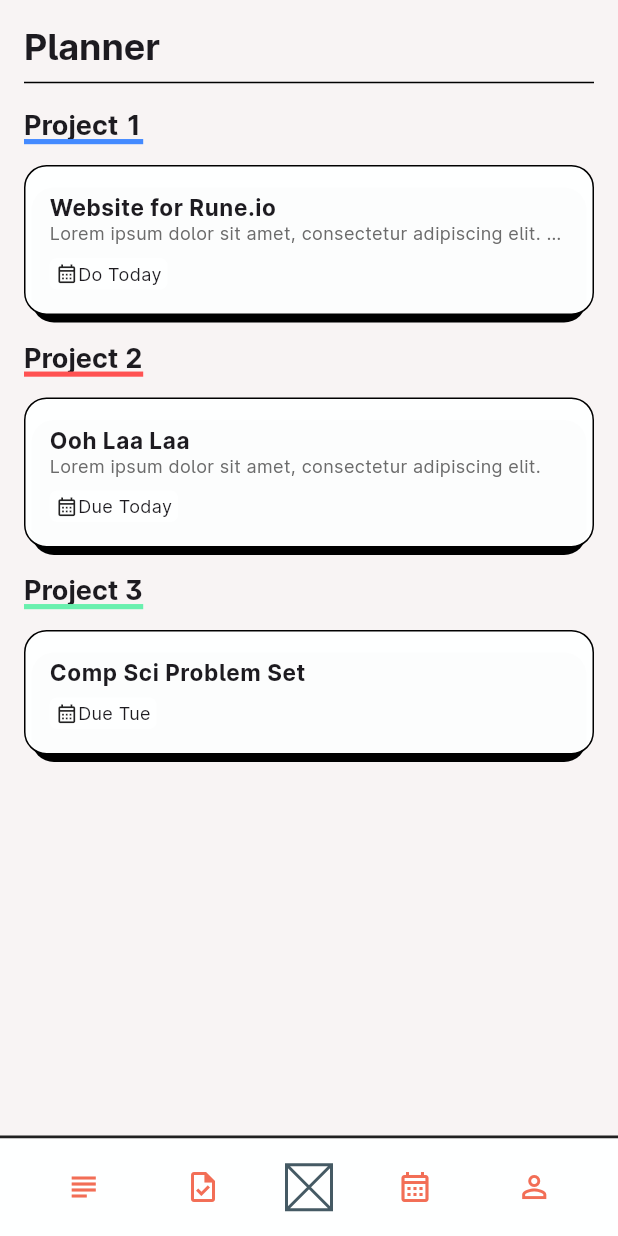
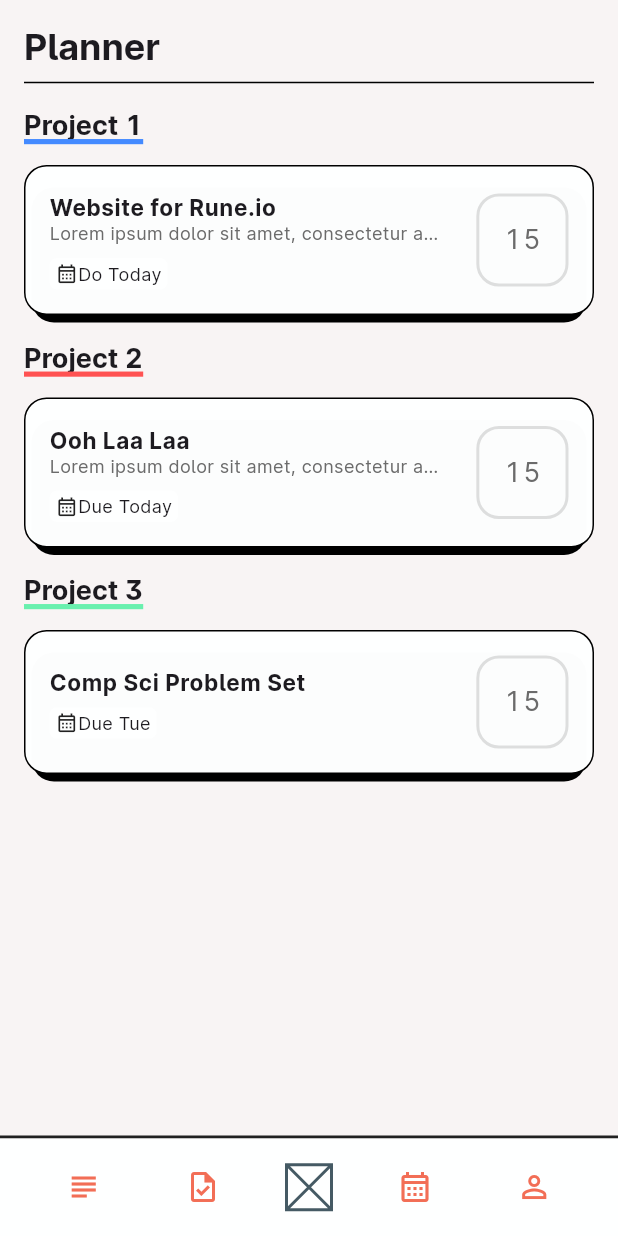
Before and after one commit to Michael-R-Dickinson/todolist, a Flutter app: the PlannerView screen opened directly, on a phone screen of 412 x 824 dp. Run offline on Flutter 3.47's test engine with Material 3 defaults, Android fonts, the phone set to English and light mode, and no system bars; our stand-ins replace flutter_riverpod, percent_indicator, riverpod.

Commit message:
added story point indicator

```diff
--- a/lib/screens/planner_view.dart
+++ b/lib/screens/planner_view.dart
@@ -2,6 +2,7 @@ import 'package:flutter/material.dart';
 import 'package:flutter_riverpod/flutter_riverpod.dart';
 import 'package:todolist/providers/project_provider.dart';
 import 'package:todolist/theme/colors.dart';
+import 'package:todolist/utils.dart';
 import 'package:todolist/widgets/bottom_nav.dart';
 import 'package:todolist/widgets/project_tasks_list.dart';
 
--- a/lib/theme/colors.dart
+++ b/lib/theme/colors.dart
@@ -2,9 +2,11 @@ import 'package:flutter/material.dart';
 
 const Color backgroundColor = Color.fromARGB(255, 248, 244, 244);
 const Color cardColor = Color.fromARGB(253, 254, 255, 255);
+const Color cardElevatedColor = Color.fromARGB(255, 243, 243, 243);
 
 // Text
 const Color textLight = Color.fromARGB(255, 107, 107, 107);
+const Color cardElevatedText = Color.fromARGB(255, 107, 107, 107);
 
 const primaryColors = {
   "red": Color.fromARGB(255, 242, 110, 86),
--- a/lib/widgets/planner_task.dart
+++ b/lib/widgets/planner_task.dart
@@ -1,7 +1,10 @@
 import 'package:flutter/material.dart';
 import 'package:flutter_riverpod/flutter_riverpod.dart';
 import 'package:todolist/providers/task_provider.dart';
+import 'package:todolist/providers/view_settings_provider.dart';
 import 'package:todolist/schemas/task.dart';
+import 'package:todolist/theme/colors.dart';
+import 'package:todolist/widgets/completion_circle.dart';
 import 'package:todolist/widgets/task_item/base_task.dart';
 import 'package:todolist/widgets/task_item/default_task.dart';
 import 'package:todolist/widgets/task_item/task_text.dart';
@@ -36,6 +39,9 @@ class PlannerTask extends ConsumerWidget {
         child: TaskItemWrapper(
           isCompactMode: false,
           selected: selected,
+          child: Row(
+            children: [
+              Expanded(
                 child: Column(
                   crossAxisAlignment: CrossAxisAlignment.start,
                   children: [
@@ -56,6 +62,28 @@ class PlannerTask extends ConsumerWidget {
                   ],
                 ),
               ),
+              const SizedBox(width: 20),
+              Container(
+                padding: const EdgeInsets.all(16),
+                decoration: BoxDecoration(
+                  borderRadius: BorderRadius.circular(15),
+                  border: Border.all(
+                    color: Colors.black12,
+                    style: BorderStyle.solid,
+                    width: 2,
+                  ),
+                ),
+                child: const Text(
+                  "15",
+                  style: TextStyle(
+                    color: cardElevatedText,
+                    fontSize: 18,
+                  ),
+                ),
+              )
+            ],
+          ),
+        ),
       ),
     );
   }
--- a/lib/widgets/task_item/task_basic_info.dart
+++ b/lib/widgets/task_item/task_basic_info.dart
@@ -39,7 +39,6 @@ class TaskBasicInfo extends ConsumerWidget {
             ],
           ),
         ),
-        const ProgressCircle(percent: 0.6),
       ],
     );
   }
```
Lines whose indentation alone changed are shown as unchanged.
